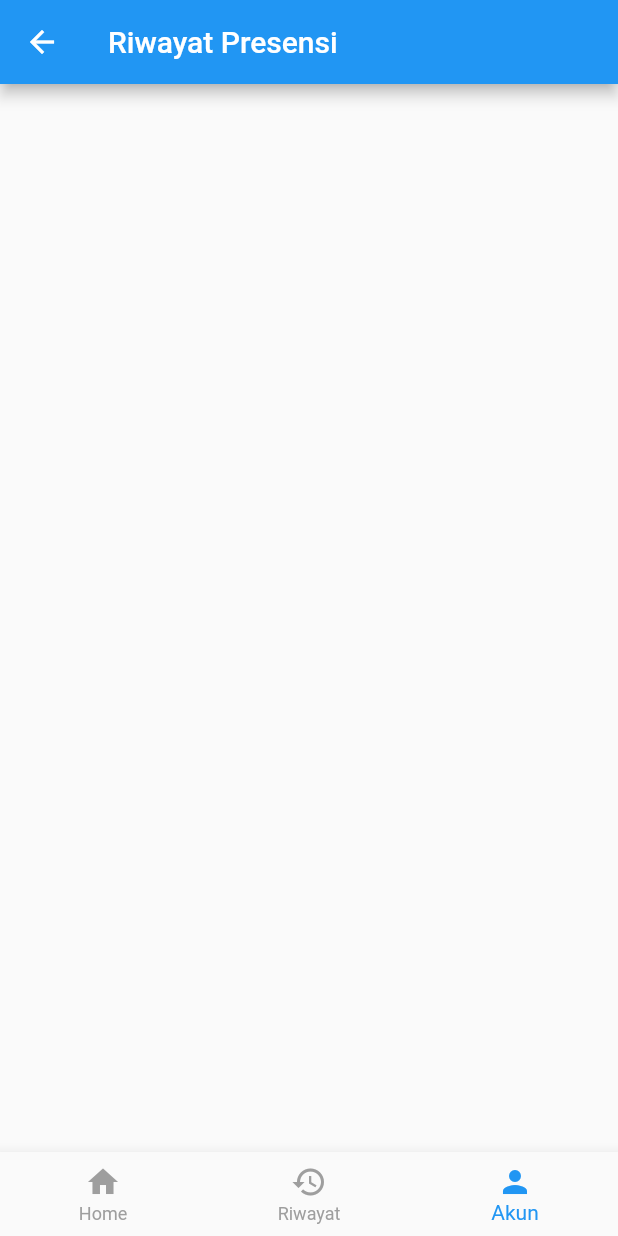
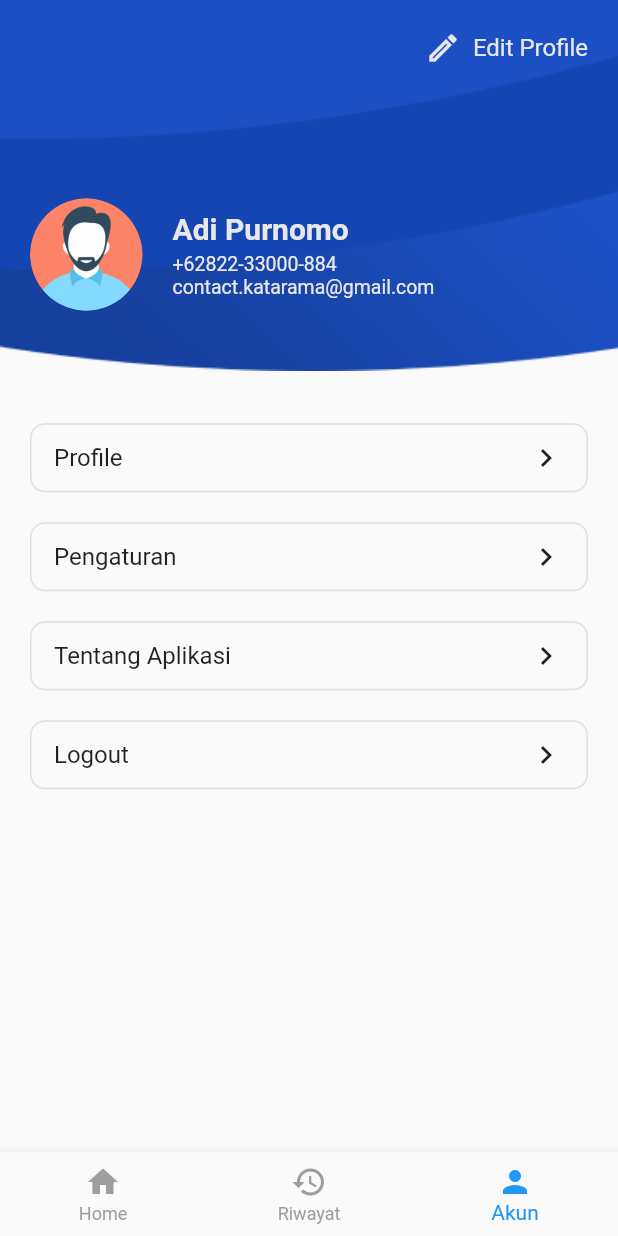
Before and after one commit to mirzasaputra/final-project, a Flutter app: the MainPage screen opened by its route, item 3 of the bottom bar chosen, on a phone screen of 412 x 824 dp. Run offline on Flutter 3.47's test engine with Material 2 defaults, Android fonts, the phone set to English and light mode, and no system bars; missing offline and left inert: dart:ffi.

Commit message:
adding accountPage and modified homePage

```diff
--- /dev/null
+++ b/lib/component/pages/account/button_list_component.dart
@@ -0,0 +1,37 @@
+import 'package:flutter/material.dart';
+
+// ignore: must_be_immutable
+class ButtonListComponent extends StatelessWidget {
+  String title;
+  IconData icon;
+
+  ButtonListComponent({
+    required this.title,
+    required this.icon,
+    Key? key,
+  }) : super(key: key);
+
+  @override
+  Widget build(BuildContext context){
+    return Padding(
+      padding: const EdgeInsets.symmetric(horizontal: 20.0),
+      child: InkWell(
+        onTap: (){},
+        child: Container(
+          padding: const EdgeInsets.symmetric(horizontal: 15, vertical: 10),
+          decoration: BoxDecoration(
+            borderRadius: BorderRadius.circular(10.0),
+            border: Border.all(color: Colors.grey.shade300, width: 1.0)
+          ),
+          child: Row(
+            mainAxisAlignment: MainAxisAlignment.spaceBetween,
+            children: [
+              Text(title, style: const TextStyle(fontSize: 16),),
+              Icon(icon),
+            ],
+          ),
+        ),
+      ),
+    );
+  }
+}
--- /dev/null
+++ b/lib/pages/account.dart
@@ -0,0 +1,82 @@
+import 'dart:ffi';
+
+import 'package:finalproject/component/pages/account/button_list_component.dart';
+import 'package:flutter/material.dart';
+
+class AccountPage extends StatelessWidget {
+  const AccountPage({Key? key}) : super(key: key);
+
+  @override
+  Widget build(BuildContext context){
+    return Scaffold(
+      body: Column(
+        children: [
+          Container(
+            width: MediaQuery.of(context).size.width,
+            height: MediaQuery.of(context).size.height*0.3,
+            decoration: const BoxDecoration(
+              image: DecorationImage(
+                image: AssetImage('assets/images/bg-banner.png'),
+                fit: BoxFit.cover
+              ),
+            ),
+            child: SafeArea(
+              child: Stack(
+                children: [
+                  Positioned(
+                    child: InkWell(
+                      onTap: (){},
+                      child: Row(
+                        children: const [
+                          Icon(Icons.edit_outlined, color: Color(0xFFE8E8E8)),
+                          SizedBox(width: 8.0),
+                          Text('Edit Profile', style: TextStyle(fontSize: 16.0, color: Color(0xFFE8E8E8)))
+                        ],
+                      )
+                    ),
+                    top: 20.0,
+                    right: 20.0,
+                  ),
+                  Positioned(
+                    child: Row(
+                      children: [
+                        const ClipOval(
+                          child: Image(
+                            image: AssetImage('assets/images/user.png'),
+                            fit: BoxFit.cover,
+                            width: 75,
+                            height: 75,
+                          ),
+                        ),
+                        const SizedBox(width: 20.0),
+                        Column(
+                          crossAxisAlignment: CrossAxisAlignment.start,
+                          children: const [
+                            Text('Adi Purnomo', style: TextStyle(fontWeight: FontWeight.bold, fontSize: 20, color: Color(0xFFE8E8E8))),
+                            SizedBox(height: 5.0,),
+                            Text('+62822-33000-884', style: TextStyle( fontSize: 13, color: Color(0xFFE8E8E8))),
+                            Text('contact.katarama@gmail.com', style: TextStyle( fontSize: 13, color: Color(0xFFE8E8E8))),
+                          ],
+                        )
+                      ],
+                    ),
+                    left: 20.0,
+                    bottom: 40.0,
+                  ),
+                ],
+              ),
+            ),
+          ),
+          const SizedBox(height: 35),
+          ButtonListComponent(title: "Profile", icon: Icons.chevron_right),
+          const SizedBox(height: 20),
+          ButtonListComponent(title: "Pengaturan", icon: Icons.chevron_right),
+          const SizedBox(height: 20),
+          ButtonListComponent(title: "Tentang Aplikasi", icon: Icons.chevron_right),
+          const SizedBox(height: 20),
+          ButtonListComponent(title: "Logout", icon: Icons.chevron_right),
+        ],
+      ),
+    );
+  }
+}
--- a/lib/pages/history.dart
+++ b/lib/pages/history.dart
@@ -8,6 +8,7 @@ class HistoryPage extends StatelessWidget {
     return Scaffold(
       appBar: AppBar(
         title: const Text('Riwayat Presensi'),
+        backgroundColor: Color(0xFF0D47A1),
       ),
     );
   }
--- a/lib/pages/login.dart
+++ b/lib/pages/login.dart
@@ -18,7 +18,8 @@ class _LoginState extends State<LoginPage> {
   @override
   Widget build(BuildContext context) {
     return Scaffold(
-      body: SingleChildScrollView(
+      body: SafeArea(
+        child: SingleChildScrollView(
           child: Padding(
             padding: const EdgeInsets.all(20),
             child: Column(
@@ -115,6 +116,7 @@ class _LoginState extends State<LoginPage> {
             ),
           ),
         ),
+      ),
     );
   }
 
--- a/lib/pages/main_page.dart
+++ b/lib/pages/main_page.dart
@@ -1,3 +1,4 @@
+import 'package:finalproject/pages/account.dart';
 import 'package:flutter/material.dart';
 import 'package:finalproject/pages/home.dart';
 import 'package:finalproject/pages/history.dart';
@@ -21,7 +22,7 @@ class _MainPageState extends State<MainPage> {
   final List<Widget> _menuList = [
     const HomePage(),
     const HistoryPage(),
-    const HistoryPage(),
+    const AccountPage(),
   ];
 
   @override
```
Also changed, not shown: lib/component/pages/home/header.dart (+4 -4 lines), lib/pages/home.dart (+34 -0 lines), assets/images/bg-banner.png (added), pubspec.lock (added). Lines whose indentation alone changed are shown as unchanged.
